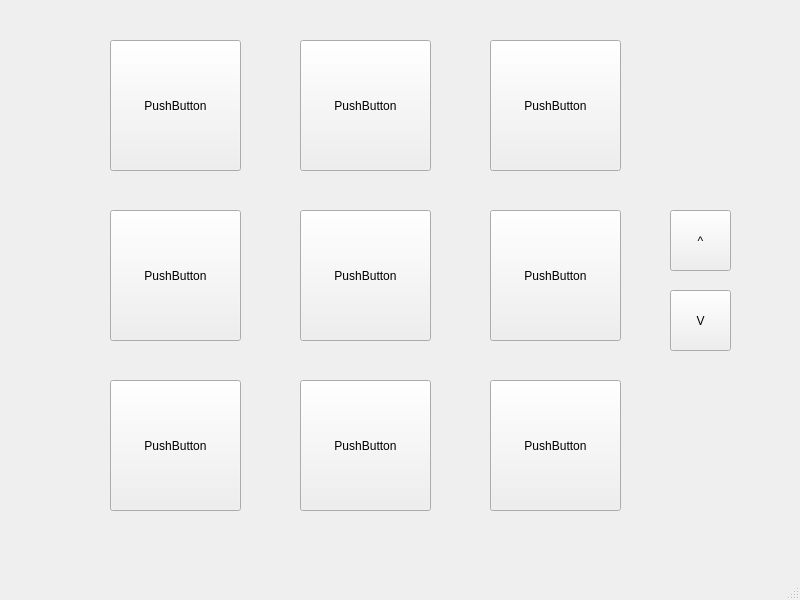
First picture: the form in TECflix/scroll_infinito.ui, repository Calquito/TECflix, before the edit.
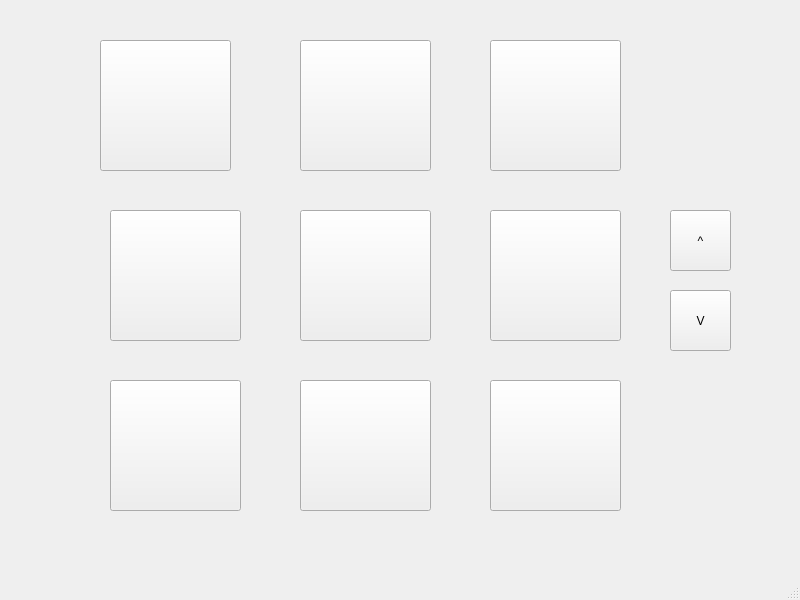
Second picture: the form after the edit.

Patch:
```diff
--- a/TECflix/scroll_infinito.ui
+++ b/TECflix/scroll_infinito.ui
@@ -30,14 +30,14 @@
    <widget class="QPushButton" name="pushButton_2">
     <property name="geometry">
      <rect>
-      <x>110</x>
+      <x>100</x>
       <y>40</y>
       <width>131</width>
       <height>131</height>
      </rect>
     </property>
     <property name="text">
-     <string>PushButton</string>
+     <string/>
     </property>
    </widget>
    <widget class="QPushButton" name="pushButton_3">
@@ -50,7 +50,7 @@
      </rect>
     </property>
     <property name="text">
-     <string>PushButton</string>
+     <string/>
     </property>
    </widget>
    <widget class="QPushButton" name="pushButton_4">
@@ -63,7 +63,7 @@
      </rect>
     </property>
     <property name="text">
-     <string>PushButton</string>
+     <string/>
     </property>
    </widget>
    <widget class="QPushButton" name="pushButton_5">
@@ -76,7 +76,7 @@
      </rect>
     </property>
     <property name="text">
-     <string>PushButton</string>
+     <string/>
     </property>
    </widget>
    <widget class="QPushButton" name="pushButton_6">
@@ -89,7 +89,7 @@
      </rect>
     </property>
     <property name="text">
-     <string>PushButton</string>
+     <string/>
     </property>
    </widget>
    <widget class="QPushButton" name="pushButton_7">
@@ -102,7 +102,7 @@
      </rect>
     </property>
     <property name="text">
-     <string>PushButton</string>
+     <string/>
     </property>
    </widget>
    <widget class="QPushButton" name="pushButton_8">
@@ -115,7 +115,7 @@
      </rect>
     </property>
     <property name="text">
-     <string>PushButton</string>
+     <string/>
     </property>
    </widget>
    <widget class="QPushButton" name="pushButton_9">
@@ -128,7 +128,7 @@
      </rect>
     </property>
     <property name="text">
-     <string>PushButton</string>
+     <string/>
     </property>
    </widget>
    <widget class="QPushButton" name="pushButton_10">
@@ -141,7 +141,7 @@
      </rect>
     </property>
     <property name="text">
-     <string>PushButton</string>
+     <string/>
     </property>
    </widget>
    <widget class="QPushButton" name="pushButton_11">
```
